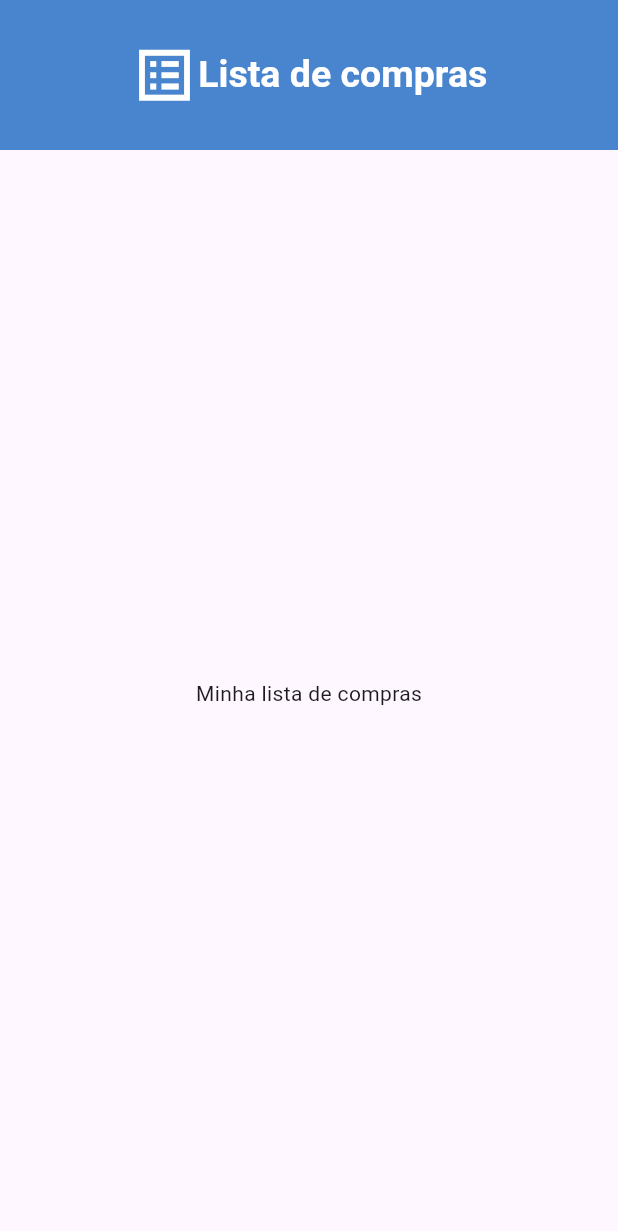
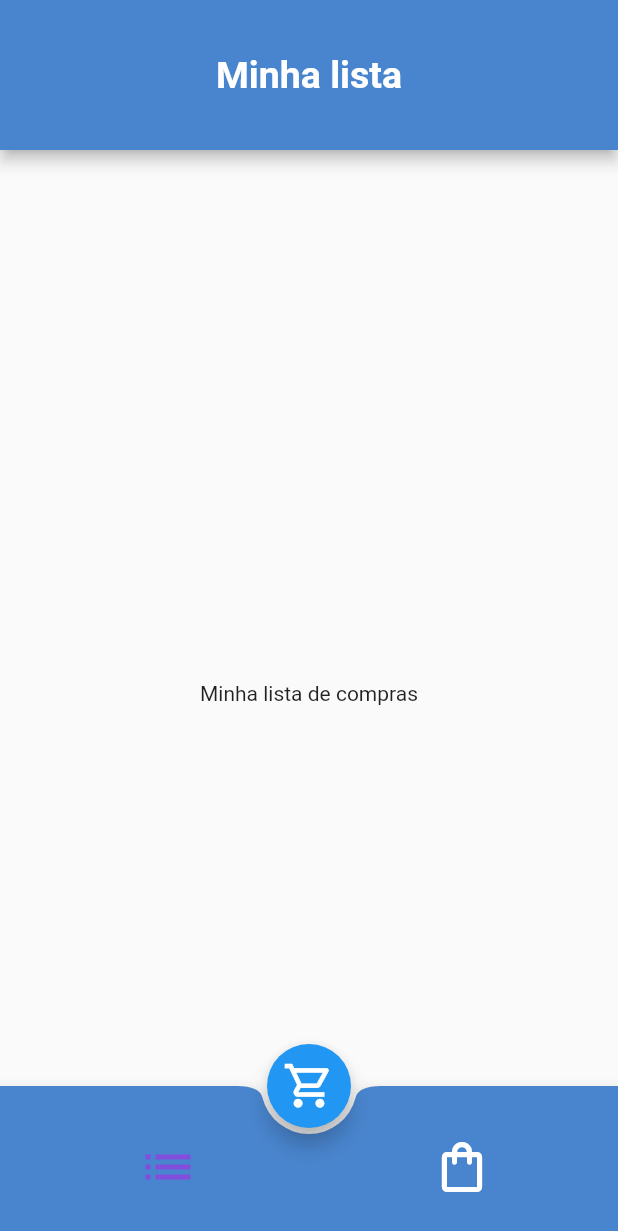
Before and after one commit to Jo-Analyst/month-shopping-app, a Flutter app: the screen it shows after launch, on a phone screen of 412 x 824 dp. Shown: the top 1231 px of the screen. Run offline on Flutter 3.47's test engine with Material 2 defaults, Android fonts, the phone set to English and light mode, and no system bars.

Commit message:
construção do menu da tela

```diff
--- a/lib/main.dart
+++ b/lib/main.dart
@@ -1,24 +1,6 @@
 import 'package:flutter/material.dart';
-import 'package:shopping_list_app/pages/shopping_list_page.dart';
+import 'package:shopping_list_app/shopping_list.dart';
 
 void main() {
-  runApp(const MyApp());
+  runApp(const ShoppingListApp());
 }
-
-class MyApp extends StatelessWidget {
-  const MyApp({super.key});
-
-  @override
-  Widget build(BuildContext context) {
-    return MaterialApp(
-      debugShowCheckedModeBanner: false,
-      title: 'Shopping List',
-      theme: ThemeData(
-        primaryColor: const Color.fromARGB(255, 73, 133, 206),
-        // colorScheme: ColorScheme.fromSeed(seedColor: const Color.fromARGB(255, 130, 78, 220)),
-        useMaterial3: true,
-      ),
-      home: const ShoppingListAppPage(),
-    );
-  }
-}
--- /dev/null
+++ b/lib/pages/home_page.dart
@@ -0,0 +1,93 @@
+import 'package:flutter/material.dart';
+import 'package:shopping_list_app/template/shopping_list.dart';
+
+class HomePage extends StatefulWidget {
+  const HomePage({super.key});
+
+  @override
+  State<HomePage> createState() => _HomePageState();
+}
+
+class _HomePageState extends State<HomePage> {
+  List<Map<String, dynamic>> menuActived = [
+    {"name": "list", "isActive": true},
+    {"name": "shopp", "isActive": false},
+  ];
+  changeActiveMenu(int index) {
+    setState(() {
+      for (var menu in menuActived) {
+        menu["isActive"] = false;
+      }
+      menuActived[index]["isActive"] = true;
+    });
+  }
+
+  @override
+  Widget build(BuildContext context) {
+    return Scaffold(
+      appBar: AppBar(
+        toolbarHeight: 100,
+        centerTitle: true,
+        title: const Text(
+          "Minha lista",
+          style: TextStyle(
+            color: Colors.white,
+            fontSize: 25,
+            fontWeight: FontWeight.w700,
+          ),
+        ),
+        backgroundColor: Theme.of(context).primaryColor,
+      ),
+      body: const ShoppingList(),
+      extendBody: true,
+      floatingActionButtonLocation: FloatingActionButtonLocation.centerDocked,
+      floatingActionButton: FloatingActionButton(
+        onPressed: () {},
+        child: const Icon(
+          Icons.shopping_cart_outlined,
+          size: 35,
+        ),
+      ),
+      bottomNavigationBar: BottomAppBar(
+        height: 100,
+        shape: const CircularNotchedRectangle(),
+        color: Theme.of(context).primaryColor,
+        child: IconTheme(
+          data: IconThemeData(color: Theme.of(context).colorScheme.onPrimary),
+          child: Padding(
+            padding: const EdgeInsets.all(10),
+            child: Row(
+              mainAxisAlignment: MainAxisAlignment.spaceAround,
+              children: [
+                IconButton(
+                  onPressed: () {
+                    changeActiveMenu(0);
+                  },
+                  icon: Icon(
+                    Icons.list,
+                    size: 40,
+                    color: menuActived[0]["isActive"]
+                        ? const Color.fromARGB(255, 130, 78, 220)
+                        : Colors.white,
+                  ),
+                ),
+                IconButton(
+                  onPressed: () {
+                    changeActiveMenu(1);
+                  },
+                  icon: Icon(
+                    Icons.shopping_bag_outlined,
+                    size: 40,
+                    color: menuActived[1]["isActive"]
+                        ? const Color.fromARGB(255, 130, 78, 220)
+                        : Colors.white,
+                  ),
+                ),
+              ],
+            ),
+          ),
+        ),
+      ),
+    );
+  }
+}
--- a/lib/pages/shopping_list_page.dart
+++ /dev/null
@@ -1,38 +0,0 @@
-import 'package:flutter/material.dart';
-
-class ShoppingListAppPage extends StatefulWidget {
-  const ShoppingListAppPage({super.key});
-
-  @override
-  State<ShoppingListAppPage> createState() => _ShoppingListAppPageState();
-}
-
-class _ShoppingListAppPageState extends State<ShoppingListAppPage> {
-  @override
-  Widget build(BuildContext context) {
-    return Scaffold(
-      appBar: AppBar(
-        toolbarHeight: 100,
-        centerTitle: true,
-        title: const Row(
-          mainAxisAlignment: MainAxisAlignment.center,
-          children: [
-            Icon(
-              Icons.list_alt_sharp,
-              color: Colors.white,
-              size: 45,
-            ),
-            Text(
-              "Lista de compras",
-              style: TextStyle(color: Colors.white, fontSize: 25, fontWeight: FontWeight.w700),
-            ),
-          ],
-        ),
-        backgroundColor: Theme.of(context).primaryColor,
-      ),
-      body: const Center(
-        child: Text("Minha lista de compras"),
-      ),
-    );
-  }
-}
--- /dev/null
+++ b/lib/shopping_list.dart
@@ -0,0 +1,21 @@
+import 'package:flutter/material.dart';
+
+import 'pages/home_page.dart';
+
+class ShoppingListApp extends StatelessWidget {
+  const ShoppingListApp({super.key});
+
+  @override
+  Widget build(BuildContext context) {
+    return MaterialApp(
+      debugShowCheckedModeBanner: false,
+      title: 'Shopping List',
+      theme: ThemeData(
+        primaryColor: const Color.fromARGB(255, 73, 133, 206),
+        // colorScheme: ColorScheme.fromSeed(seedColor: const Color.fromARGB(255, 130, 78, 220)),
+        // useMaterial3: true,
+      ),
+      home: const HomePage(),
+    );
+  }
+}
--- /dev/null
+++ b/lib/template/shopping_list.dart
@@ -0,0 +1,12 @@
+import 'package:flutter/material.dart';
+
+class ShoppingList extends StatelessWidget {
+  const ShoppingList({super.key});
+
+  @override
+  Widget build(BuildContext context) {
+    return const Center(
+      child: Text("Minha lista de compras"),
+    );
+  }
+}
```
Also changed, not shown: lib/pages/product_page.dart (added).
